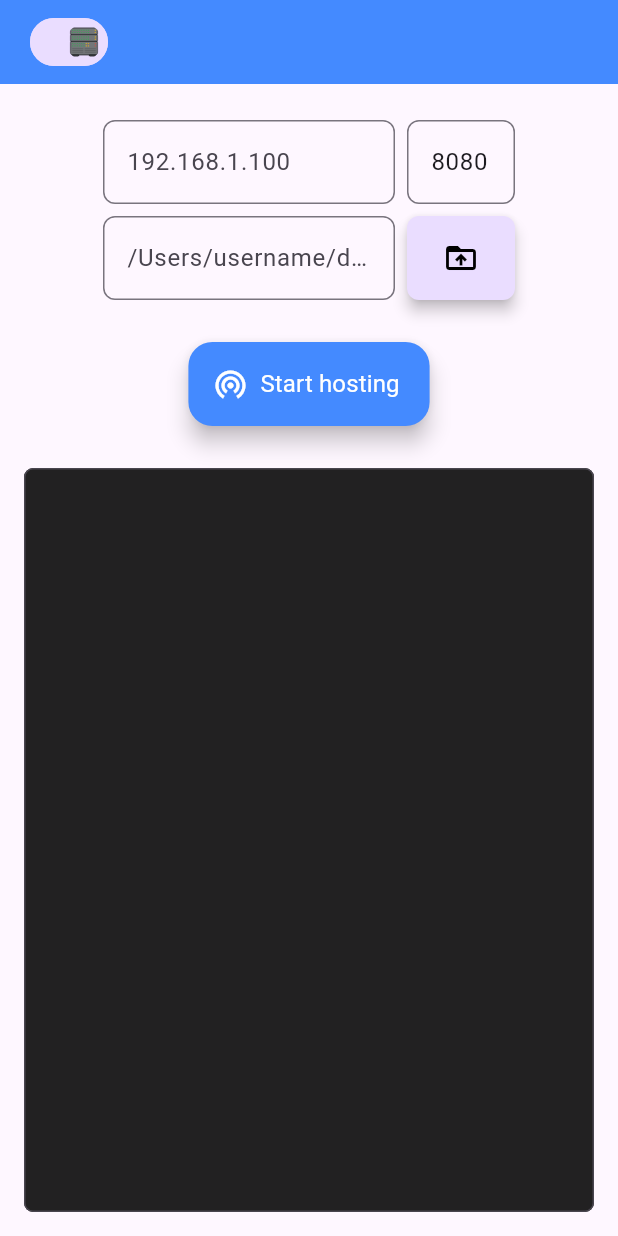
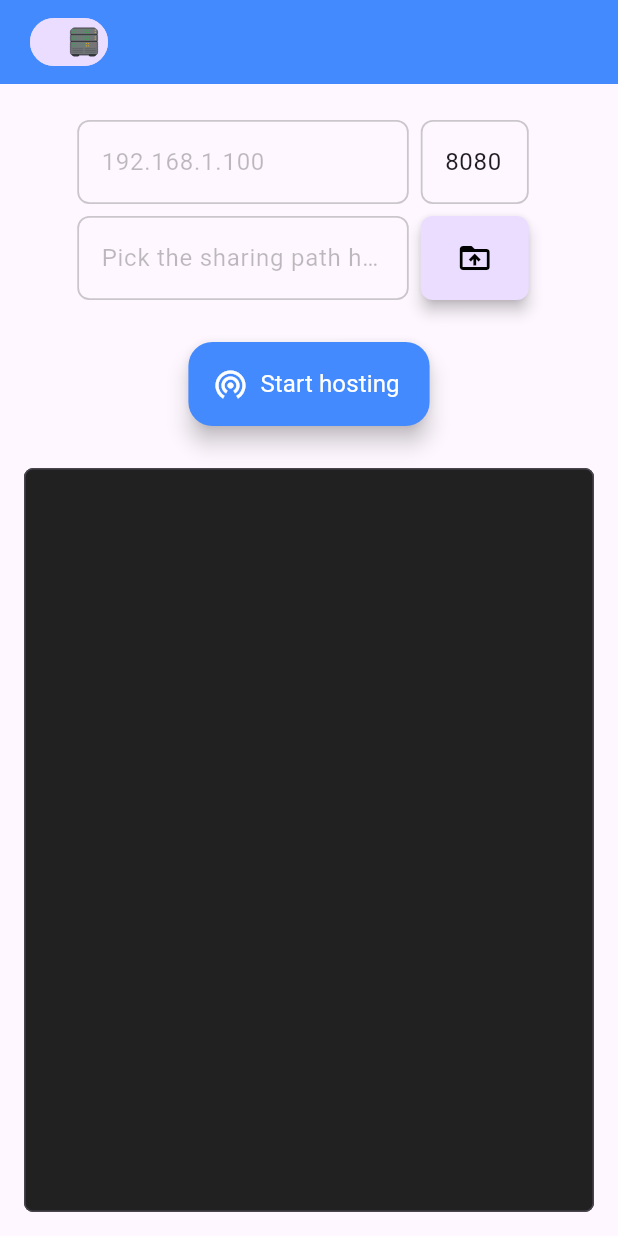
Before and after one commit to huynguyennovem/netshare, a Flutter app: the ServerWidget screen opened by its route, on a phone screen of 412 x 824 dp. Run offline on Flutter 3.47's test engine with Material 2 defaults, Android fonts, the phone set to English and light mode, and no system bars; our stand-ins replace dartz, device_info_plus, equatable, file_picker, get_it, go_router and 9 more; missing offline and left inert: android_path_provider, flutter_downloader, network_info_plus, shelf_router; accounts and stored records are empty; network calls fail.

Commit message:
Minor fix (UI, server hosting)
Signed-off-by: huynguyennovem <huynguyennovem@gmail.com>

```diff
--- a/lib/ui/common_view/address_field_widget.dart
+++ b/lib/ui/common_view/address_field_widget.dart
@@ -24,11 +24,16 @@ class AddressFieldWidget extends StatelessWidget {
             enabled: isEnableIP ?? true,
             controller: ipTextController,
             keyboardType: const TextInputType.numberWithOptions(decimal: true),
-            decoration: const InputDecoration(
+            decoration: InputDecoration(
               hintText: '192.168.1.100',
+              hintStyle: const TextStyle(color: Colors.black26),
+              enabledBorder: OutlineInputBorder(
+                borderSide: BorderSide(color: Colors.black12.withOpacity(0.2), width: 1.2),
+                borderRadius: const BorderRadius.all(Radius.circular(8.0)),
+              ),
               border: OutlineInputBorder(
-                borderSide: BorderSide(color: Colors.black12),
-                borderRadius: BorderRadius.all(Radius.circular(8.0)),
+                borderSide: BorderSide(color: Colors.black12.withOpacity(0.2), width: 1.2),
+                borderRadius: const BorderRadius.all(Radius.circular(8.0)),
               ),
             ),
           ),
@@ -40,11 +45,18 @@ class AddressFieldWidget extends StatelessWidget {
             enabled: isEnablePort ?? true,
             controller: portTextController,
             keyboardType: TextInputType.number,
-            decoration: const InputDecoration(
+            maxLength: 4,
+            decoration: InputDecoration(
               hintText: '8080',
+              hintStyle: const TextStyle(color: Colors.black26),
+              counterText: '',
+              enabledBorder: OutlineInputBorder(
+                borderSide: BorderSide(color: Colors.black12.withOpacity(0.2), width: 1.2),
+                borderRadius: const BorderRadius.all(Radius.circular(8.0)),
+              ),
               border: OutlineInputBorder(
-                borderSide: BorderSide(color: Colors.black12),
-                borderRadius: BorderRadius.all(Radius.circular(8.0)),
+                borderSide: BorderSide(color: Colors.black12.withOpacity(0.2), width: 1.2),
+                borderRadius: const BorderRadius.all(Radius.circular(8.0)),
               ),
             ),
           ),
--- a/lib/ui/server/server_widget.dart
+++ b/lib/ui/server/server_widget.dart
@@ -141,7 +141,7 @@ class _ServerWidgetState extends State<ServerWidget> {
                 children: [
                   const SizedBox(height: 8.0),
                   SizedBox(
-                    width: MediaQuery.of(context).size.width * 2 / 3,
+                    width: MediaQuery.of(context).size.width * 3 / 4,
                     child: Column(
                       children: [
                         _buildIPPortRow(isServerStarted),
@@ -189,11 +189,18 @@ class _ServerWidgetState extends State<ServerWidget> {
     ),
   );
 
-  _buildIPPortRow(isServerStarted) => AddressFieldWidget(
-    ipTextController: _ipTextController,
-    portTextController: _portTextController,
-    isEnableIP: !isServerStarted,
-    isEnablePort: !isServerStarted,
+  _buildIPPortRow(isServerStarted) => Row(
+    children: [
+      Expanded(
+        child: AddressFieldWidget(
+          ipTextController: _ipTextController,
+          portTextController: _portTextController,
+          isEnableIP: !isServerStarted,
+          isEnablePort: !isServerStarted,
+        ),
+      ),
+      UtilityFunctions.isDesktop ? const SizedBox(width: 80.0) : const SizedBox(width: 8.0),
+    ],
   );
 
   _buildDirPickerRow(isServerStarted) => IntrinsicHeight(
@@ -204,11 +211,16 @@ class _ServerWidgetState extends State<ServerWidget> {
                 enabled: !isServerStarted,
                 controller: _fileDirectoryTextController,
                 keyboardType: TextInputType.text,
-                decoration: const InputDecoration(
-                  hintText: '/Users/username/directory',
+                decoration: InputDecoration(
+                  hintText: 'Pick the sharing path here',
+                  hintStyle: const TextStyle(color: Colors.black26),
+                  enabledBorder: OutlineInputBorder(
+                    borderSide: BorderSide(color: Colors.black12.withOpacity(0.2), width: 1.2),
+                    borderRadius: const BorderRadius.all(Radius.circular(8.0)),
+                  ),
                   border: OutlineInputBorder(
-                    borderSide: BorderSide(color: Colors.black12),
-                    borderRadius: BorderRadius.all(Radius.circular(8.0)),
+                    borderSide: BorderSide(color: Colors.black12.withOpacity(0.2), width: 1.2),
+                    borderRadius: const BorderRadius.all(Radius.circular(8.0)),
                   ),
                 ),
               ),
@@ -234,6 +246,26 @@ class _ServerWidgetState extends State<ServerWidget> {
                 ),
               ),
             ),
+            const SizedBox(width: 8.0),
+            UtilityFunctions.isDesktop
+                ? SizedBox(
+                    width: 72,
+                    child: MaterialButton(
+                      height: double.infinity,
+                      color: Theme.of(context).colorScheme.surface.withOpacity(0.8),
+                      shape: RoundedRectangleBorder(
+                        borderRadius: BorderRadius.circular(8.0),
+                      ),
+                      onPressed: () => _openNativeFolder(),
+                      child: const SizedBox(
+                        child: Icon(
+                          Icons.open_in_new,
+                          color: Colors.black,
+                        ),
+                      ),
+                    ),
+                  )
+                : const SizedBox.shrink(),
           ],
         ),
       );
@@ -313,26 +345,24 @@ class _ServerWidgetState extends State<ServerWidget> {
 
   void _startHosting(ipAddress, port) async {
     final address = '$ipAddress:$port';
+    final dir = Directory(_fileDirectoryTextController.text);
+    if(!dir.existsSync()) {
+      context.showSnackbar('Sharing path does not exist. Try again!');
+      return;
+    }
 
     // Router instance to handler requests.
-    // Use shelf_router.Router(notFoundHandler: _staticHandler(_pickedDir.value.path))
+    // Use shelf_router.Router(notFoundHandler: _staticHandler(dir.path))
     // as a fallback for static handler (may use this later)
     final routerHandler = shelf_router.Router()
       ..get('/files', (request) => _getFilesHandler(request, address))
       ..post('/upload', (request) => _uploadFileHandler(request, address));
 
     // static handler always in the first order in list handlers
-    Cascade cascade;
-    if (_pickedDir.value.existsSync()) {
-      cascade = Cascade()
-          .add(_staticHandler(_pickedDir.value.path))
+    Cascade cascade = Cascade()
+          .add(_staticHandler(dir.path))
           .add(routerHandler)
           .add(_undefinedHandler);
-    } else {
-      cascade = Cascade()
-          .add(routerHandler)
-          .add(_undefinedHandler);
-    }
     var handler = const Pipeline()
         .addMiddleware(logRequests(logger: (message, isError) => _exposeLogger(message: message)))
         .addHandler(cascade.handler);
@@ -451,6 +481,10 @@ class _ServerWidgetState extends State<ServerWidget> {
 
     debugPrint('Disconnected Server!');
   }
+
+  _openNativeFolder() {
+
+  }
 }
 
 // This class is to fix the error of not updating the UI when updating the StringBuffer's value.
```
